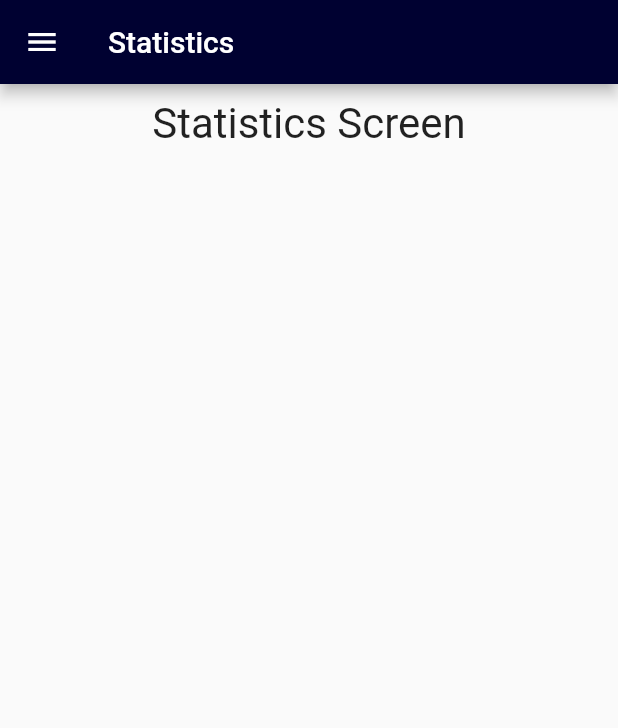
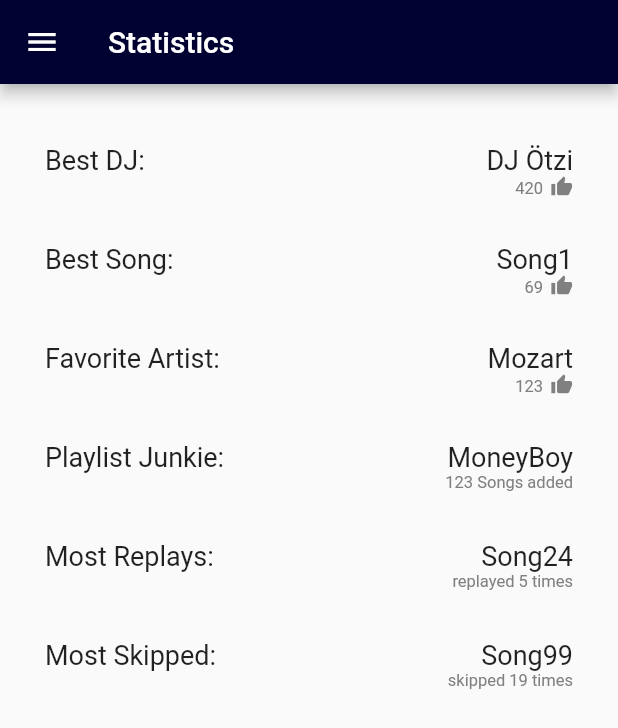
Before and after one commit to ClemensWon/RaspPlayer, a Flutter app: the StatisticsScreen screen opened by its route, on a phone screen of 412 x 824 dp. Shown: the top 728 px of the screen. Run offline on Flutter 3.47's test engine with Material 2 defaults, Android fonts, the phone set to English and light mode, and no system bars.

Commit message:
App - Statistic Screen UI

```diff
--- /dev/null
+++ b/raspplayer_app/lib/Components/StatisticList.dart
@@ -0,0 +1,55 @@
+import 'package:flutter/cupertino.dart';
+import 'package:flutter/material.dart';
+
+class StatisticList extends StatelessWidget {
+  final String statisticName;
+  final String statisticValue;
+  final Widget child;
+  static const Widget defaultChild = Text('no data');
+
+  StatisticList({this.statisticName, this.statisticValue = 'not available', this.child = defaultChild});
+
+  @override
+  Widget build(BuildContext context) {
+      return Padding(
+        padding: const EdgeInsets.fromLTRB(20, 30, 20, 0),
+        child: Row(
+          mainAxisAlignment: MainAxisAlignment.spaceBetween,
+          children: [
+            SizedBox.fromSize(
+              size: Size(130,36),
+              child: Align(
+                alignment: Alignment.topLeft,
+                child: Text(
+                  statisticName + ':',
+                  style: TextStyle(fontSize: 18),
+                ),
+              ),
+            ),
+            SizedBox.fromSize(
+              size: Size(130,36),
+              child: Align(
+                alignment: Alignment.center,
+                child: Column(
+
+                  children: [
+                    Align(
+                      alignment: Alignment.centerRight,
+                      child: Text(
+                        statisticValue,
+                        style: TextStyle(fontSize: 18),
+                      ),
+                    ),
+                    Align(
+                        alignment: Alignment.centerRight,
+                        child: child
+                    ),
+                  ],
+                ),
+              ),
+            ),
+          ],
+        ),
+      );
+  }
+}
--- a/raspplayer_app/lib/Screens/StatisticsScreen.dart
+++ b/raspplayer_app/lib/Screens/StatisticsScreen.dart
@@ -1,6 +1,7 @@
 import 'package:flutter/cupertino.dart';
 import 'package:flutter/material.dart';
 import 'package:raspplayer_app/Components/NavigationDrawer.dart';
+import 'package:raspplayer_app/Components/StatisticList.dart';
 
 class StatisticsScreen extends StatefulWidget {
   @override
@@ -8,6 +9,128 @@ class StatisticsScreen extends StatefulWidget {
 }
 
 class StatisticsScreenState extends State<StatisticsScreen> {
+  final List<StatisticList> statisticList = <StatisticList>[
+    StatisticList(
+      statisticName: 'Best DJ',
+      statisticValue: 'DJ Ötzi',
+      child: RichText(
+        text: TextSpan(
+          children: [
+            TextSpan(
+              text: '420',
+              style: TextStyle(
+                  color: Color.fromARGB(255, 128, 128, 128),
+                  fontSize: 11,
+              ),
+            ),
+            WidgetSpan(
+              child: Padding(
+                padding: const EdgeInsets.fromLTRB(5, 0, 0, 0),
+                child: Icon(
+                    Icons.thumb_up,
+                    color: Color.fromARGB(255, 128, 128, 128),
+                    size: 15,
+                ),
+              ),
+            ),
+          ],
+        ),
+      ),
+    ),
+
+    StatisticList(
+      statisticName: 'Best Song',
+      statisticValue: 'Song1',
+      child: RichText(
+        text: TextSpan(
+          children: [
+            TextSpan(
+              text: '69',
+              style: TextStyle(
+                color: Color.fromARGB(255, 128, 128, 128),
+                fontSize: 11,
+              ),
+            ),
+            WidgetSpan(
+              child: Padding(
+                padding: const EdgeInsets.fromLTRB(5, 0, 0, 0),
+                child: Icon(
+                  Icons.thumb_up,
+                  color: Color.fromARGB(255, 128, 128, 128),
+                  size: 15,
+                ),
+              ),
+            ),
+          ],
+        ),
+      ),
+    ),
+
+    StatisticList(
+      statisticName: 'Favorite Artist',
+      statisticValue: 'Mozart',
+      child: RichText(
+        text: TextSpan(
+          children: [
+            TextSpan(
+              text: '123',
+              style: TextStyle(
+                color: Color.fromARGB(255, 128, 128, 128),
+                fontSize: 11,
+              ),
+            ),
+            WidgetSpan(
+              child: Padding(
+                padding: const EdgeInsets.fromLTRB(5, 0, 0, 0),
+                child: Icon(
+                  Icons.thumb_up,
+                  color: Color.fromARGB(255, 128, 128, 128),
+                  size: 15,
+                ),
+              ),
+            ),
+          ],
+        ),
+      ),
+    ),
+
+    StatisticList(
+      statisticName: 'Playlist Junkie',
+      statisticValue: 'MoneyBoy',
+      child: Text(
+              '${123} Songs added',
+              style: TextStyle(
+                color: Color.fromARGB(255, 128, 128, 128),
+                fontSize: 11,
+              ),
+        ),
+    ),
+
+    StatisticList(
+      statisticName: 'Most Replays',
+      statisticValue: 'Song24',
+      child: Text(
+        'replayed ${5} times',
+        style: TextStyle(
+          color: Color.fromARGB(255, 128, 128, 128),
+          fontSize: 11,
+        ),
+      ),
+    ),
+
+    StatisticList(
+      statisticName: 'Most Skipped',
+      statisticValue: 'Song99',
+      child: Text(
+        'skipped ${19} times',
+        style: TextStyle(
+          color: Color.fromARGB(255, 128, 128, 128),
+          fontSize: 11,
+        ),
+      ),
+    ),
+  ];
+
   @override
   Widget build(BuildContext context) {
     // TODO: implement build
@@ -18,13 +141,12 @@ class StatisticsScreenState extends State<StatisticsScreen> {
       drawer: NavigationDrawer(),
       body: Container(
         width: double.infinity,
-        margin:EdgeInsets.all(10),
-        child: Text(
-          'Statistics Screen',
-          style: TextStyle(fontSize: 28),
-          textAlign: TextAlign.center,
+        margin: EdgeInsets.all(10),
+        child: ListView(
+          children: statisticList,
         ),
       ),
     );
   }
+
 }
```
